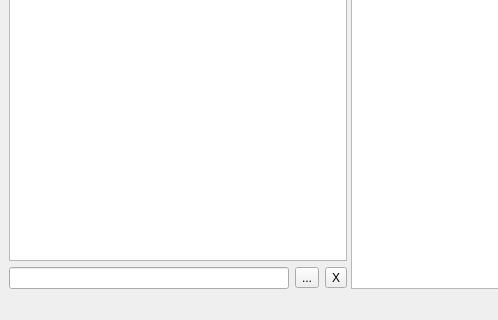
The window that design.ui (breakeneck/foobar-qt) describes before a commit, drawn with Qt 5; both pictures show x 0 to 498 and y 356 to 676 of the 1040 by 676 pixel window.
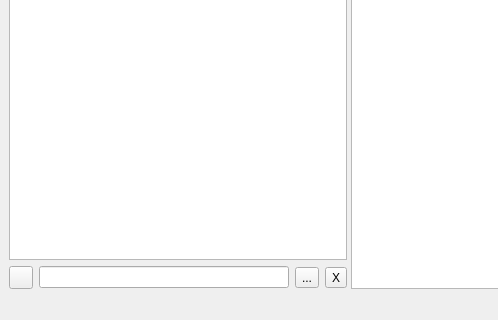
The same window after the commit.

Commit message: New: implemented volume slider; New: added expand/collapse btn draft

```diff
--- a/design.ui
+++ b/design.ui
@@ -107,6 +107,19 @@
         </item>
         <item>
          <layout class="QHBoxLayout" name="horizontalLayout">
+          <item>
+           <widget class="QToolButton" name="expandBtn">
+            <property name="acceptDrops">
+             <bool>false</bool>
+            </property>
+            <property name="text">
+             <string/>
+            </property>
+            <property name="checkable">
+             <bool>true</bool>
+            </property>
+           </widget>
+          </item>
           <item>
            <widget class="QLineEdit" name="foldersEdit"/>
           </item>
```
Left out of the diff: 8 changed lines with no effect on the pictures. The commit also changes 5 other files.
